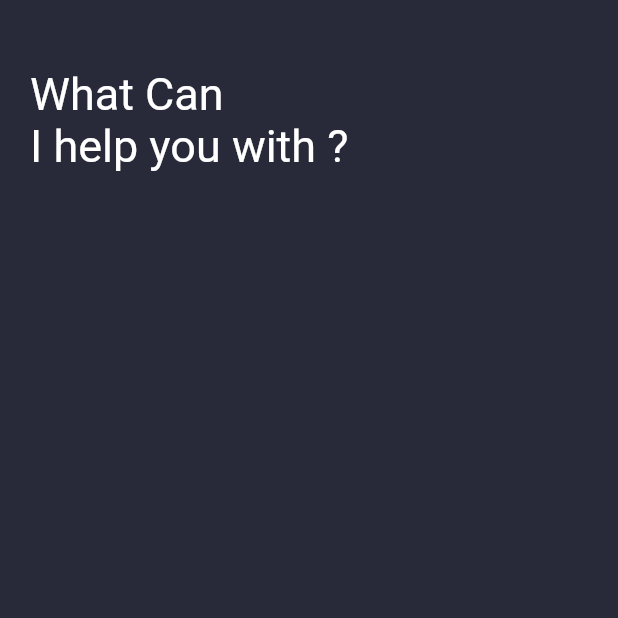
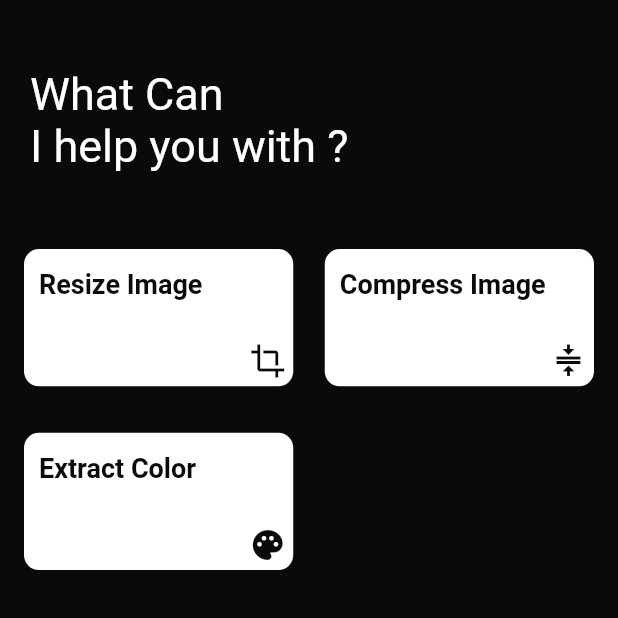
Before and after one commit to Oauth-Celestial/PicSizer, a Flutter app: the screen it shows after launch, on a phone screen of 412 x 824 dp, the top half of it. Run offline on Flutter 3.47's test engine with Material 2 defaults, Android fonts, the light colour scheme and no system bars; our stand-ins replace get.

Commit message:
Added dependency and home page

```diff
--- /dev/null
+++ b/lib/Controller/HomePageController.dart
@@ -0,0 +1,22 @@
+import 'package:flutter/cupertino.dart';
+import 'package:flutter/material.dart';
+import 'package:get/get_state_manager/get_state_manager.dart';
+import 'package:picsizer/Helpers/AppColors.dart';
+import 'package:picsizer/Model/HomeTileModel.dart';
+
+class HomePageController extends GetxController {
+  List<HomeTileModel> homeOptions = [
+    HomeTileModel(
+        title: "Resize Image",
+        tileIcon: Icon(
+          Icons.crop,
+          color: blackBackground,
+        )),
+    HomeTileModel(
+        title: "Compress Image",
+        tileIcon: Icon(Icons.compress, color: blackBackground)),
+    HomeTileModel(
+        title: "Extract Color",
+        tileIcon: Icon(Icons.palette, color: blackBackground))
+  ];
+}
--- a/lib/Helpers/AppColors.dart
+++ b/lib/Helpers/AppColors.dart
@@ -15,4 +15,4 @@ extension hexcode on String {
 }
 
 // 282A3A
-Color blackBackground = "282A3A".getColorForHex();
+Color blackBackground = "#0C090A".getColorForHex();
--- /dev/null
+++ b/lib/Model/HomeTileModel.dart
@@ -0,0 +1,8 @@
+import 'package:flutter/material.dart';
+
+class HomeTileModel {
+  String title;
+  Icon tileIcon;
+
+  HomeTileModel({required this.title, required this.tileIcon});
+}
--- /dev/null
+++ b/lib/View/Home/Card/HomeTile.dart
@@ -0,0 +1,49 @@
+import 'package:flutter/animation.dart';
+import 'package:flutter/material.dart';
+import 'package:flutter/src/widgets/container.dart';
+import 'package:flutter/src/widgets/framework.dart';
+import 'package:picsizer/Helpers/AppColors.dart';
+import 'package:picsizer/Model/HomeTileModel.dart';
+
+class HomeTile extends StatelessWidget {
+  HomeTileModel tileData;
+  HomeTile({required this.tileData});
+
+  @override
+  Widget build(BuildContext context) {
+    return Container(
+      decoration: BoxDecoration(
+          color: Colors.white, borderRadius: BorderRadius.circular(10)),
+      child: Container(
+        child: Stack(
+          children: [
+            Column(
+              crossAxisAlignment: CrossAxisAlignment.start,
+              children: [
+                Padding(
+                  padding: EdgeInsets.only(left: 10, top: 13),
+                  child: Text(
+                    "${tileData.title}",
+                    style: TextStyle(
+                        color: blackBackground,
+                        fontWeight: FontWeight.bold,
+                        fontSize: 18),
+                  ),
+                )
+              ],
+            ),
+            Positioned.fill(
+                child: Align(
+                    alignment: Alignment.bottomRight,
+                    child: Padding(
+                      padding: EdgeInsets.only(bottom: 5, right: 5),
+                      child: Container(
+                        child: tileData.tileIcon,
+                      ),
+                    )))
+          ],
+        ),
+      ),
+    );
+  }
+}
--- /dev/null
+++ b/lib/View/Home/HomePage.dart
@@ -0,0 +1,64 @@
+import 'package:flutter/material.dart';
+import 'package:get/get.dart';
+import 'package:picsizer/Controller/HomePageController.dart';
+import 'package:picsizer/Helpers/AppColors.dart';
+import 'package:picsizer/View/Home/Card/HomeTile.dart';
+
+class HomePage extends StatelessWidget {
+  const HomePage({super.key});
+
+  @override
+  Widget build(BuildContext context) {
+    final HomePageController controller = Get.put(HomePageController());
+    return Scaffold(
+      backgroundColor: blackBackground,
+      body: SafeArea(
+          child: Container(
+        child: Column(
+          crossAxisAlignment: CrossAxisAlignment.start,
+          children: [
+            SizedBox(
+              height: 45,
+            ),
+            Padding(
+              padding: const EdgeInsets.only(left: 20),
+              child: Text(
+                "What Can\nI help you with ?",
+                style: TextStyle(color: Colors.white, fontSize: 30),
+              ),
+            ),
+            SizedBox(
+              height: 35,
+            ),
+            Expanded(
+              child: GetBuilder<HomePageController>(
+                builder: (controller) {
+                  return Container(
+                    child: Padding(
+                      padding: const EdgeInsets.all(8.0),
+                      child: GridView.builder(
+                          itemCount: controller.homeOptions.length,
+                          gridDelegate:
+                              SliverGridDelegateWithFixedCrossAxisCount(
+                                  mainAxisSpacing: 15,
+                                  crossAxisSpacing: 5,
+                                  crossAxisCount: 2,
+                                  childAspectRatio: 3 / 1.65),
+                          itemBuilder: (context, index) {
+                            return Padding(
+                                padding: const EdgeInsets.all(8.0),
+                                child: HomeTile(
+                                  tileData: controller.homeOptions[index],
+                                ));
+                          }),
+                    ),
+                  );
+                },
+              ),
+            )
+          ],
+        ),
+      )),
+    );
+  }
+}
--- a/lib/View/HomePage.dart
+++ /dev/null
@@ -1,32 +0,0 @@
-import 'package:flutter/material.dart';
-import 'package:picsizer/Helpers/AppColors.dart';
-
-class HomePage extends StatelessWidget {
-  const HomePage({super.key});
-
-  @override
-  Widget build(BuildContext context) {
-    return Scaffold(
-      backgroundColor: blackBackground,
-      body: SafeArea(
-          child: Container(
-        child: Column(
-          crossAxisAlignment: CrossAxisAlignment.start,
-          children: [
-            SizedBox(
-              height: 45,
-            ),
-            Padding(
-              padding: const EdgeInsets.only(left: 20),
-              child: Text(
-                "What Can\nI help you with ?",
-                style: TextStyle(color: Colors.white, fontSize: 30),
-              ),
-            ),
-            Container()
-          ],
-        ),
-      )),
-    );
-  }
-}
```
Also changed, not shown: lib/main.dart (+6 -1 lines).
